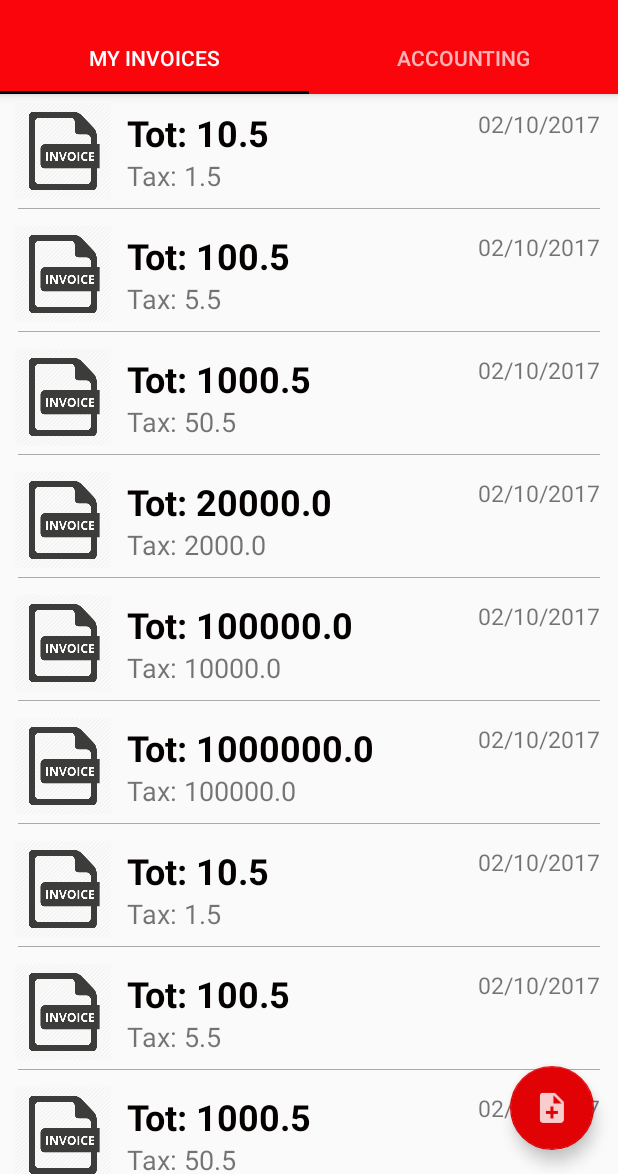
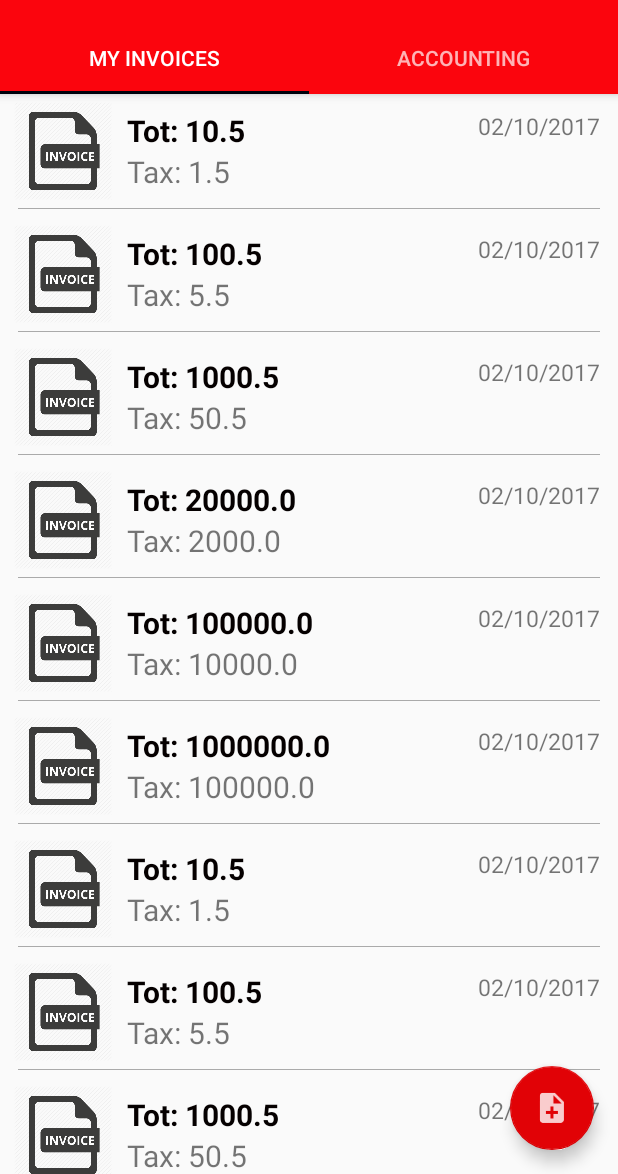
Before and after one commit to jmalovera10/Inloud, an Android app: the MyInvoiceFragment screen opened directly, with no data from a screen before it, on a phone screen of 412 x 824 dp, the part 62-1236 px from its top. Run offline under Robolectric (Android 15) with nearby library versions, the phone set to English and light mode, and no system bars; libraries missing offline, so code that uses them is left out: com.facebook, com.facebook.appevents, com.facebook.login; 2 statements that could not run were skipped.

Commit message:
Font change

```diff
--- a/Android/Inloud/app/src/main/res/layout/invoice_item_layout.xml
+++ b/Android/Inloud/app/src/main/res/layout/invoice_item_layout.xml
@@ -53,7 +53,7 @@
                     android:paddingLeft="10dp"
                     android:text="Value"
                     android:textColor="#050000"
-                    android:textSize="24sp"
+                    android:textSize="20sp"
                     android:textStyle="bold"
                     tools:ignore="RtlHardcoded" />
 
@@ -74,7 +74,7 @@
                 android:layout_height="fill_parent"
                 android:paddingLeft="10dp"
                 android:text="Tax"
-                android:textSize="18sp"
+                android:textSize="20sp"
                 tools:ignore="HardcodedText" />
 
         </LinearLayout>
```
